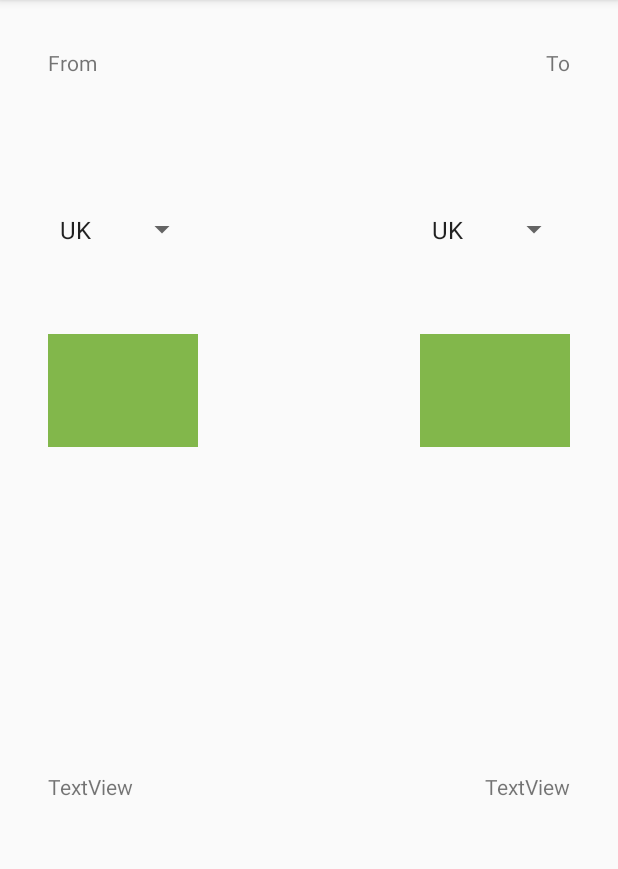
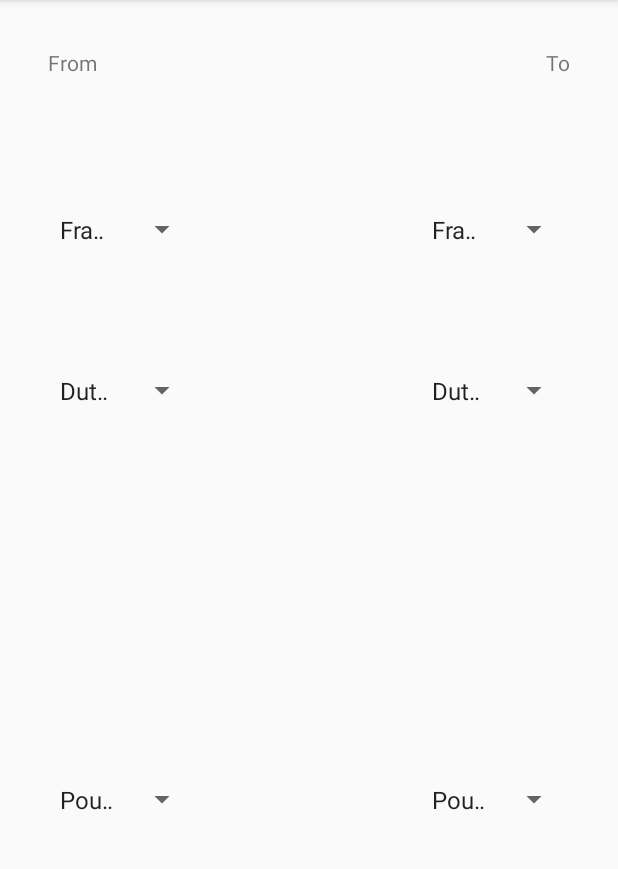
Before and after one commit to franceslou1818/Currency-Crunch, an Android app: the fragment HomeFragment shown on its own in the app's theme, on a phone screen of 412 x 824 dp, the part 84-953 px from its top. Run offline under Robolectric (Android 15) with nearby library versions, the phone set to English and light mode, and no system bars.

Commit message:
dropdowns in home fragment

```diff
--- a/app/src/main/java/com/example/android/currencycrunch/FixerConvert.java
+++ b/app/src/main/java/com/example/android/currencycrunch/FixerConvert.java
@@ -21,6 +21,8 @@ import java.util.Map;
 import java.util.Scanner;
 
 public class FixerConvert {
+
+
 
     private static Hashtable<String,Double> allConversions = new Hashtable<String,Double>();
 
--- a/app/src/main/java/com/example/android/currencycrunch/HomeFragment.java
+++ b/app/src/main/java/com/example/android/currencycrunch/HomeFragment.java
@@ -20,25 +20,45 @@ import android.widget.Spinner;
 import android.widget.TextView;
 import android.widget.Toast;
 
+import java.util.ArrayList;
+import java.util.Arrays;
+import java.util.Hashtable;
+
 
 /**
  * A simple {@link Fragment} subclass.
  */
 public class HomeFragment extends Fragment {
 
+
+    private static Hashtable<String,String[]> countriesLangCurrDict = new Hashtable<String,String[]>();
+    private static Hashtable<String,String> languagesCodes = new Hashtable<String,String>(); // <languageCode,languageName>
+    private static Hashtable<String,String> currenciesCodes = new Hashtable<String,String>(); // <currencyCode, currencyName>
+
+    private static String chosenFromCountry;
+    private static String chosenToCountry;
+
     Spinner spinnerFromCountry;
-    ArrayAdapter<CharSequence> adapterFromCountry;
+    ArrayAdapter<String> adapterFromCountry;
 
     Spinner spinnerToCountry;
-    ArrayAdapter<CharSequence> adapterToCountry;
+    ArrayAdapter<String> adapterToCountry;
 
+    Spinner spinnerFromLanguage;
+    ArrayAdapter<String> adapterFromLanguage;
+
+    Spinner spinnerToLanguage;
+    ArrayAdapter<String> adapterToLanguage;
+
+    Spinner spinnerFromCurrency;
+    ArrayAdapter<String> adapterFromCurrency;
+
+    Spinner spinnerToCurrency;
+    ArrayAdapter<String> adapterToCurrency;
 
     public HomeFragment() {
         // Required empty public constructor
     }
-
-
-
 
     @Override
     public View onCreateView(LayoutInflater inflater, ViewGroup container,
@@ -47,21 +67,95 @@ public class HomeFragment extends Fragment {
         return inflater.inflate(R.layout.fragment_home, container, false);
     }
 
-
     @Override
     public void onViewCreated(View view, @Nullable Bundle savedInstanceState) {
+        populateDicts(); //populating all dictionaries from straing values xml files
+
+
 
         spinnerFromCountry = (Spinner) getView().findViewById(R.id.spinnerFromCountry);
-        adapterFromCountry = ArrayAdapter.createFromResource(getActivity(), R.array.countries, android.R.layout.simple_spinner_item);
+        adapterFromCountry = new ArrayAdapter<String>(getActivity(), android.R.layout.simple_spinner_item, getAllCountries());
         adapterFromCountry.setDropDownViewResource(android.R.layout.simple_spinner_dropdown_item);
         spinnerFromCountry.setAdapter(adapterFromCountry);
 
         spinnerToCountry = (Spinner) getView().findViewById(R.id.spinnerToCountry);
-        adapterToCountry = ArrayAdapter.createFromResource(getActivity(), R.array.countries, android.R.layout.simple_spinner_item);
+        adapterToCountry = new ArrayAdapter<String>(getActivity(), android.R.layout.simple_spinner_item, getAllCountries());
         adapterToCountry.setDropDownViewResource(android.R.layout.simple_spinner_dropdown_item);
         spinnerToCountry.setAdapter(adapterToCountry);
 
+        spinnerFromLanguage = (Spinner) getView().findViewById(R.id.spinnerFromLanguage);
+        adapterFromLanguage = new ArrayAdapter<String>(getActivity(), android.R.layout.simple_spinner_item, getAllLanguages());
+//        adapterFromLanguage = ArrayAdapter.createFromResource(getActivity(), R.array.languages, android.R.layout.simple_spinner_item);
+        adapterFromLanguage.setDropDownViewResource(android.R.layout.simple_spinner_dropdown_item);
+        spinnerFromLanguage.setAdapter(adapterFromLanguage);
+
+        spinnerToLanguage = (Spinner) getView().findViewById(R.id.spinnerToLanguage);
+        adapterToLanguage = new ArrayAdapter<String>(getActivity(), android.R.layout.simple_spinner_item, getAllLanguages());
+//        adapterToLanguage = ArrayAdapter.createFromResource(getActivity(), R.array.languages, android.R.layout.simple_spinner_item);
+        adapterToLanguage.setDropDownViewResource(android.R.layout.simple_spinner_dropdown_item);
+        spinnerToLanguage.setAdapter(adapterToLanguage);
+
+        spinnerFromCurrency = (Spinner) getView().findViewById(R.id.spinnerFromCurrency);
+        adapterFromCurrency = new ArrayAdapter<String>(getActivity(), android.R.layout.simple_spinner_item, getAllCurrencies());
+
+//        adapterFromCurrency = ArrayAdapter.createFromResource(getActivity(), R.array.currencies, android.R.layout.simple_spinner_item);
+        adapterFromCurrency.setDropDownViewResource(android.R.layout.simple_spinner_dropdown_item);
+        spinnerFromCurrency.setAdapter(adapterFromCurrency);
+
+        spinnerToCurrency = (Spinner) getView().findViewById(R.id.spinnerToCurrency);
+        adapterToCurrency = new ArrayAdapter<String>(getActivity(), android.R.layout.simple_spinner_item, getAllCurrencies());
+//        adapterToCurrency = ArrayAdapter.createFromResource(getActivity(), R.array.currencies, android.R.layout.simple_spinner_item);
+        adapterToCurrency.setDropDownViewResource(android.R.layout.simple_spinner_dropdown_item);
+        spinnerToCurrency.setAdapter(adapterToCurrency);
 
     }
 
+    public void populateDicts() {
+        for (String l : getResources().getStringArray(R.array.languages)) {
+            String[] lSplit = l.split(":");
+            languagesCodes.put(lSplit[0], lSplit[1]);
+        }
+        for (String c : getResources().getStringArray(R.array.currencies)) {
+            String[] cSplit = c.split(":");
+            currenciesCodes.put(cSplit[0], cSplit[1]);
+        }
+        String[] countryLangCurr = getResources().getStringArray(R.array.countryLangCurr);
+        for (String s : countryLangCurr) {
+            String[] sSplit = s.split(":");
+            countriesLangCurrDict.put(sSplit[0],Arrays.copyOfRange(sSplit, 1, sSplit.length));
+        }
+    }
+
+    public String[] getAllCountries(){
+        String[] countries = new String[countriesLangCurrDict.size()];
+        int i = 0;
+        for (String key : countriesLangCurrDict.keySet()) {
+            countries[i] = key;
+            i++;
+        }
+        return countries;
+    }
+
+    public String[] getAllLanguages(){
+        String[] languages = new String[languagesCodes.size()];
+        int i = 0;
+        for (String value : languagesCodes.values()) {
+            languages[i] = value;
+            i++;
+        }
+//        System.out.println("******************languages: " + Arrays.toString(languages));
+        return languages;
+    }
+
+    public String[] getAllCurrencies(){
+        String[] currencies = new String[currenciesCodes.size()];
+        int i = 0;
+        for (String value : currenciesCodes.values()) {
+            currencies[i] = value;
+            i++;
+        }
+//        System.out.println("******************Currencies: " + Arrays.toString(currencies));
+        return currencies;
+    }
+
 }
--- a/app/src/main/res/layout/fragment_home.xml
+++ b/app/src/main/res/layout/fragment_home.xml
@@ -54,10 +54,10 @@
         android:layout_height="75dp"
         android:layout_marginStart="32dp"
         android:layout_marginTop="32dp"
-        android:background="@color/colorPrimary"
-        android:popupBackground="@color/colorAccent"
         app:layout_constraintStart_toStartOf="parent"
         app:layout_constraintTop_toBottomOf="@+id/spinnerFromCountry" />
+        <!--android:background="@color/colorPrimary"-->
+        <!--android:popupBackground="@color/colorAccent"-->
 
     <Spinner
         android:id="@+id/spinnerToLanguage"
@@ -65,40 +65,37 @@
         android:layout_height="75dp"
         android:layout_marginEnd="32dp"
         android:layout_marginTop="32dp"
-        android:background="@color/colorPrimary"
-        android:popupBackground="@color/colorAccent"
         app:layout_constraintEnd_toEndOf="parent"
         app:layout_constraintTop_toBottomOf="@+id/spinnerToCountry" />
+        <!--android:background="@color/colorPrimary"-->
+        <!--android:popupBackground="@color/colorAccent"-->
 
-    <TextView
-        android:id="@+id/textViewFromCurrency"
-        android:layout_width="wrap_content"
-        android:layout_height="wrap_content"
-        android:layout_marginBottom="50dp"
+    <Spinner
+        android:id="@+id/spinnerFromCurrency"
+        android:layout_width="100dp"
+        android:layout_height="75dp"
+        android:layout_marginBottom="8dp"
         android:layout_marginStart="32dp"
-        android:layout_marginTop="32dp"
-        android:text="TextView"
+        android:layout_marginTop="8dp"
         app:layout_constraintBottom_toBottomOf="parent"
         app:layout_constraintStart_toStartOf="parent"
         app:layout_constraintTop_toBottomOf="@+id/spinnerFromLanguage" />
+        <!--android:background="@color/colorPrimary"-->
+        <!--android:popupBackground="@color/colorAccent"-->
 
-    <TextView
-        android:id="@+id/textViewToCurrency"
-        android:layout_width="wrap_content"
-        android:layout_height="wrap_content"
-        android:layout_marginBottom="50dp"
+    <Spinner
+        android:id="@+id/spinnerToCurrency"
+        android:layout_width="100dp"
+        android:layout_height="75dp"
+        android:layout_marginBottom="8dp"
         android:layout_marginEnd="32dp"
-        android:layout_marginTop="32dp"
-        android:text="TextView"
+        android:layout_marginTop="8dp"
         app:layout_constraintBottom_toBottomOf="parent"
         app:layout_constraintEnd_toEndOf="parent"
         app:layout_constraintTop_toBottomOf="@+id/spinnerToLanguage" />
+        <!--android:background="@color/colorPrimary"-->
+        <!--android:popupBackground="@color/colorAccent"-->
 
-
-    <!--<Spinner-->
-        <!--android:id="@+id/dynamic_spinner"-->
-        <!--android:layout_width="fill_parent"-->
-        <!--android:layout_height="wrap_content" />-->
 
 
 </android.support.constraint.ConstraintLayout>
--- a/app/src/main/res/values/strings.xml
+++ b/app/src/main/res/values/strings.xml
@@ -7,13 +7,36 @@
     <string name="startup">Startup Pages</string>
     <string name="apiKey">"AIzaSyDymF-_GTUelaiSJYO1ET6PZZrDbX9QqP8"</string>
 
-    <string-array name="countries">
-        <item>UK</item>
-        <item>Ireland</item>
-        <item>US</item>
-        <item>Spain</item>
-        <item>Belgium</item>
-        <item>Philippines</item>
+    <!--country:language:currency-->
+    <string-array name="countryLangCurr">
+        <item>UK:en:gbp</item>
+        <item>Ireland:en ga:eur</item>
+        <item>US:en:usd</item>
+        <item>Spain:es:eur</item>
+        <item>France:fr:eur</item>
+        <item>Belgium:fr nl de:eur</item>
+        <item>Philippines:tl:php</item>
+        <item>Turkey:tr:eur try</item>
     </string-array>
 
+    <string-array name="languages">
+        <item>en:English</item>
+        <item>ga:Irish</item>
+        <item>es:Spanish</item>
+        <item>fr:French</item>
+        <item>nl:Dutch</item>
+        <item>de:German</item>
+        <item>tl:Tagalog</item>
+        <item>tr:Turkish</item>
+    </string-array>
+
+    <string-array name="currencies">
+        <item>eur:Euro</item>
+        <item>gbp:Pound Sterling</item>
+        <item>usd:United States Dollar</item>
+        <item>php:Philippine Peso</item>
+        <item>try:Turkish Lira</item>
+    </string-array>
+
+
 </resources>
```
Also changed, not shown: 1 other file.
